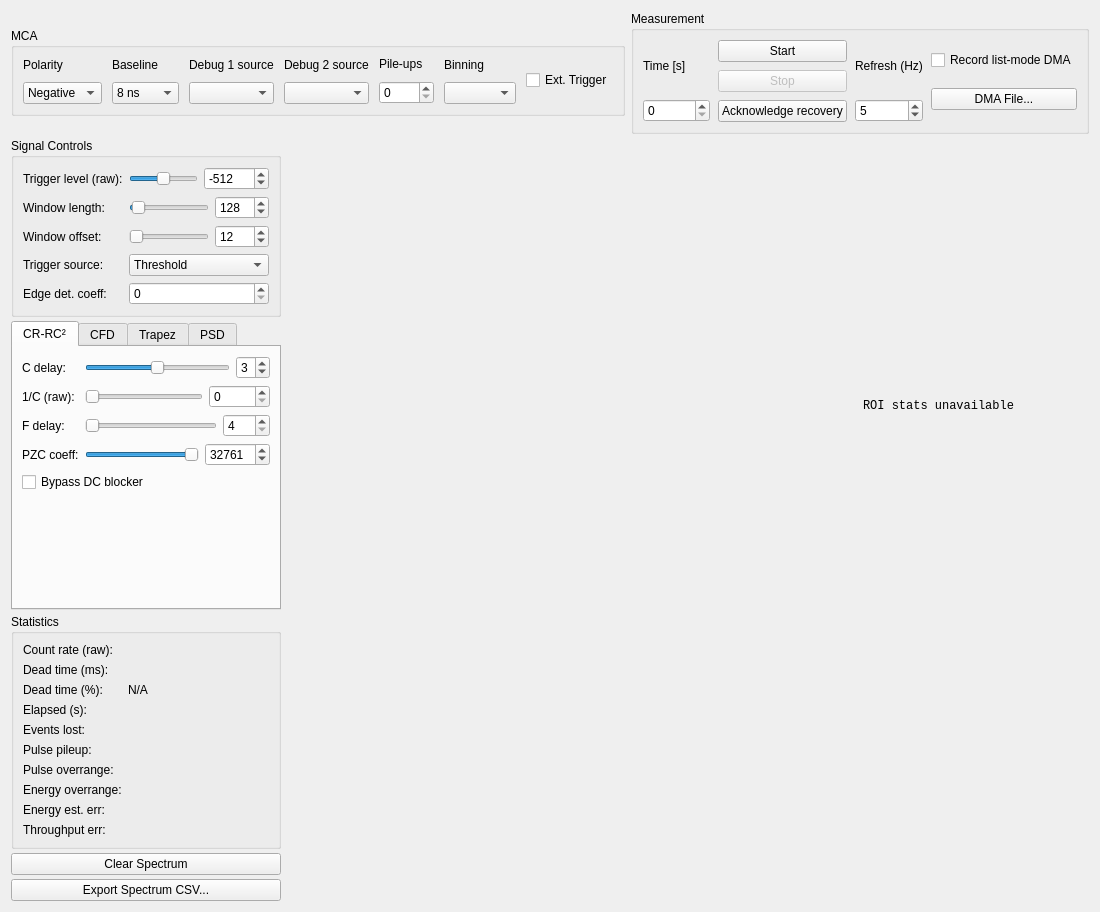
This is forms/mca_view.ui in SMianowski/nlab-digitizer-community as Qt 5 draws it before an edit. The edited form follows.
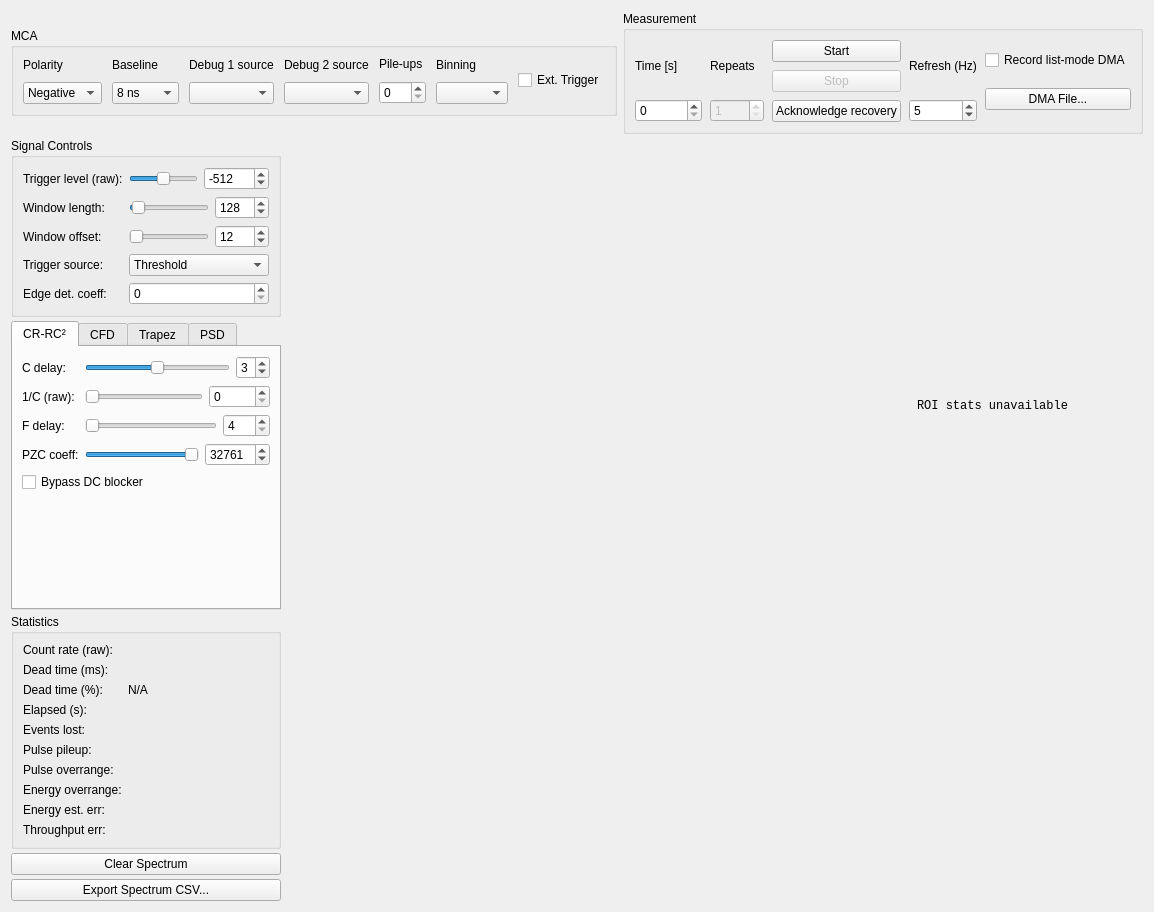
This is the edited form. Custom widgets are drawn as their Qt base class.

Commit message: feat: measurement series for Scope, MCA and Current

What changed in the file:
```diff
--- a/forms/mca_view.ui
+++ b/forms/mca_view.ui
@@ -153,6 +153,24 @@
           </item>
          </layout>
         </item>
+        <item>
+         <layout class="QVBoxLayout" name="vSeries">
+          <item>
+           <widget class="QLabel" name="labelSeriesRuns">
+            <property name="text"><string>Repeats</string></property>
+           </widget>
+          </item>
+          <item>
+           <widget class="QSpinBox" name="spinSeriesRuns">
+            <property name="enabled"><bool>false</bool></property>
+            <property name="toolTip"><string>Number of runs one Start performs; check Settings &gt; Enable Series to use it.</string></property>
+            <property name="minimum"><number>1</number></property>
+            <property name="maximum"><number>9999</number></property>
+            <property name="value"><number>1</number></property>
+           </widget>
+          </item>
+         </layout>
+        </item>
         <item>
          <layout class="QVBoxLayout" name="vStartStop">
           <item>
```
The commit also changes 19 other files.
